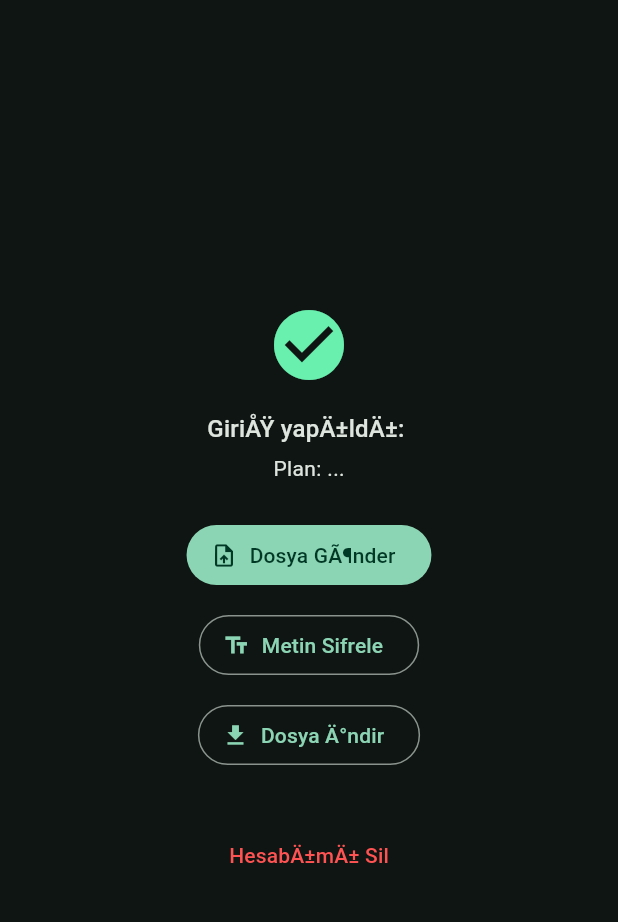
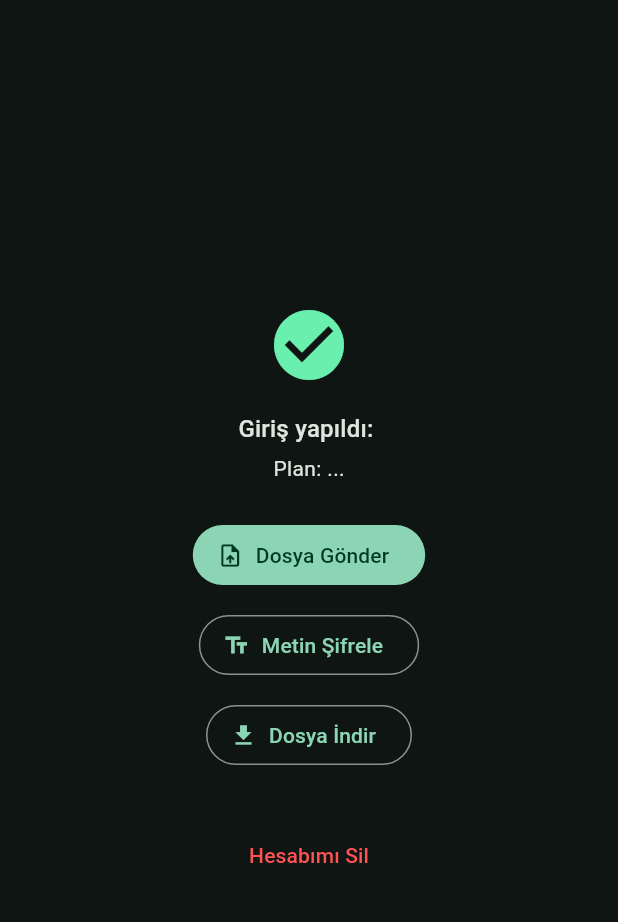
Before and after one commit to O2m4nl11299/securevault-mobile, a Flutter app: the HomeScreen screen opened directly, on a phone screen of 412 x 824 dp, the part 63-985 px from its top. Run offline on Flutter 3.47's test engine with Material 3 defaults, Android fonts, the phone set to English and light mode, and no system bars; our stand-ins replace dio, file_picker, flutter_secure_storage, share_plus; missing offline and left inert: cryptography, cryptography_flutter; accounts and stored records are empty.

Commit message:
Fix Turkish characters in home screen button labels (UTF-8)

```diff
--- a/lib/screens/home_screen.dart
+++ b/lib/screens/home_screen.dart
@@ -55,7 +55,7 @@ class _HomeScreenState extends State<HomeScreen> {
           IconButton(
             onPressed: _logout,
             icon: const Icon(Icons.logout),
-            tooltip: 'Ã‡Ä±kÄ±ÅŸ yap',
+            tooltip: 'Çıkış yap',
           ),
         ],
       ),
@@ -66,7 +66,7 @@ class _HomeScreenState extends State<HomeScreen> {
             const Icon(Icons.check_circle, color: Colors.greenAccent, size: 56),
             const SizedBox(height: 16),
             Text(
-              'GiriÅŸ yapÄ±ldÄ±: ${_username ?? "..."}',
+              'Giriş yapıldı: ${_username ?? "..."}',
               style: Theme.of(context).textTheme.titleMedium,
             ),
             const SizedBox(height: 4),
@@ -80,7 +80,7 @@ class _HomeScreenState extends State<HomeScreen> {
                 MaterialPageRoute(builder: (_) => const UploadScreen()),
               ),
               icon: const Icon(Icons.upload_file),
-              label: const Text('Dosya GÃ¶nder'),
+              label: const Text('Dosya Gönder'),
             ),
             const SizedBox(height: 12),
             OutlinedButton.icon(
@@ -88,7 +88,7 @@ class _HomeScreenState extends State<HomeScreen> {
                 MaterialPageRoute(builder: (_) => const TextEncryptScreen()),
               ),
               icon: const Icon(Icons.text_fields),
-              label: const Text('Metin Sifrele'),
+              label: const Text('Metin Şifrele'),
             ),
             const SizedBox(height: 12),
             OutlinedButton.icon(
@@ -96,7 +96,7 @@ class _HomeScreenState extends State<HomeScreen> {
                 MaterialPageRoute(builder: (_) => const DownloadScreen()),
               ),
               icon: const Icon(Icons.download),
-              label: const Text('Dosya Ä°ndir'),
+              label: const Text('Dosya İndir'),
             ),
             const SizedBox(height: 32),
             TextButton(
@@ -104,7 +104,7 @@ class _HomeScreenState extends State<HomeScreen> {
                 MaterialPageRoute(builder: (_) => const DeleteAccountScreen()),
               ),
               style: TextButton.styleFrom(foregroundColor: Colors.redAccent),
-              child: const Text('HesabÄ±mÄ± Sil'),
+              child: const Text('Hesabımı Sil'),
             ),
           ],
         ),
```
